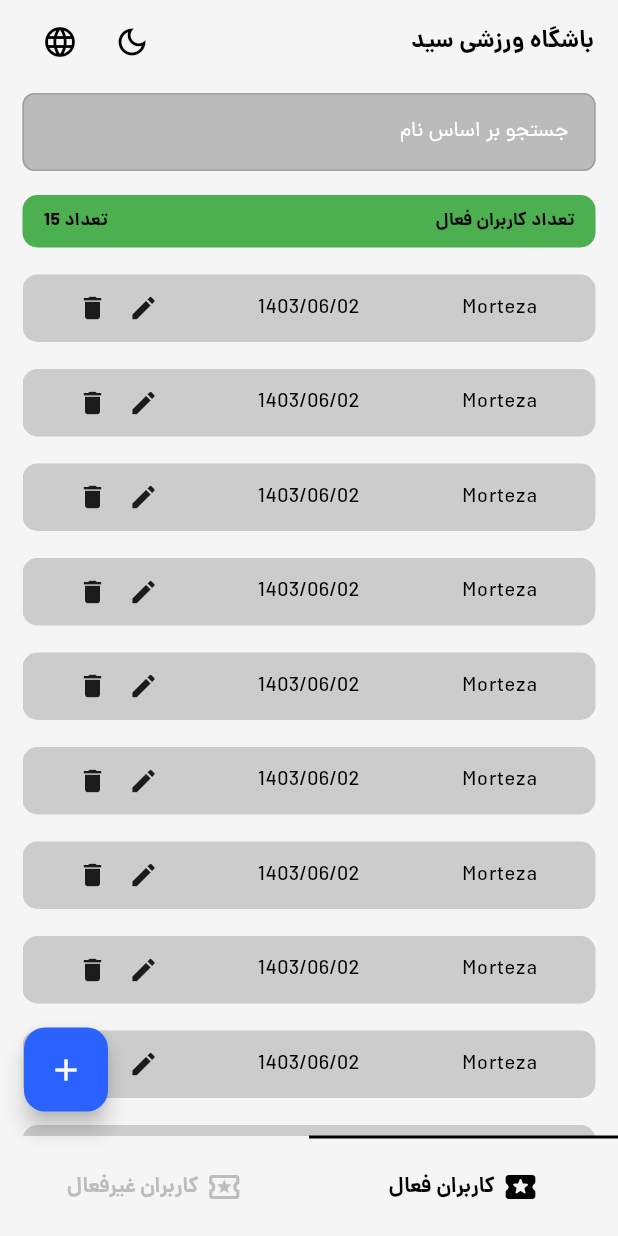
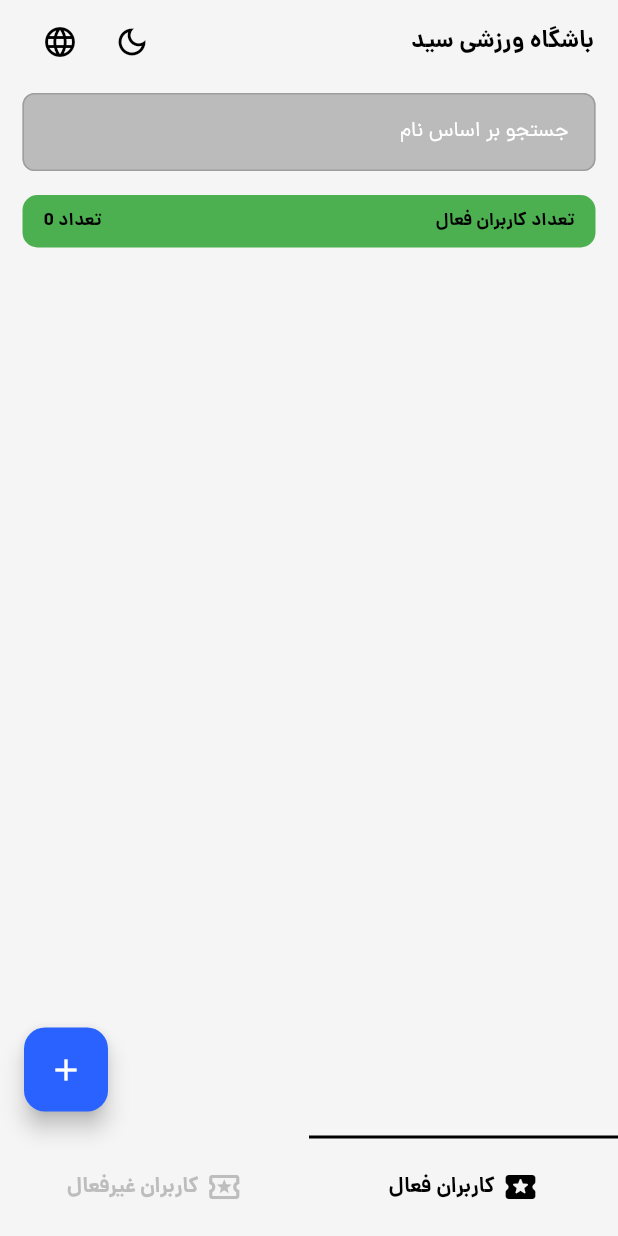
Before and after one commit to ise-yed/GymManage, a Flutter app: the screen it shows after launch, on a phone screen of 412 x 824 dp. Run offline on Flutter 3.47's test engine with Material 3 defaults, Android fonts, the phone set to English and light mode, and no system bars; our stand-ins replace easy_localization, hive, hive_flutter, shared_preferences; missing offline and left inert: persian_datetime_picker; accounts and stored records are empty.

Commit message:
complete search and userState Data

```diff
--- a/assets/translations/en-US.json
+++ b/assets/translations/en-US.json
@@ -19,6 +19,7 @@
   "expireDate": "Expire Date",
   "HalfMonth": "15 Days",
   "oneMonth": "1 Month",
-  "threeMonth": "3 Month"
+  "threeMonth": "3 Month",
+  "confirm": "Confirm"
 
 }
--- a/assets/translations/fa-IR.json
+++ b/assets/translations/fa-IR.json
@@ -18,6 +18,7 @@
   "expireDate": "تاریخ انقضا",
   "HalfMonth": "15 روز",
   "oneMonth": "1 ماه",
-  "threeMonth": "3 ماه"
+  "threeMonth": "3 ماه",
+  "confirm": "تایید"
 
 }
--- a/lib/components/strings.dart
+++ b/lib/components/strings.dart
@@ -19,5 +19,6 @@ class AppStrings {
   static const String HalfMonth = "HalfMonth";
   static const String oneMonth = "oneMonth";
   static const String threeMonth = "threeMonth";
+  static const String confirm = "confirm";
 
 }
--- a/lib/main.dart
+++ b/lib/main.dart
@@ -21,7 +21,7 @@ void main() async {
   runApp(
     EasyLocalization(
       supportedLocales: [const Locale('en', 'US'), const Locale('fa', 'IR')],
-      path: 'assets/translations', // مسیر فایل‌های ترجمه
+      path: 'assets/translations',
       startLocale: const Locale('fa', 'IR'),
       saveLocale: true,
       child: const MyApp(),
--- a/lib/screens/home/home.dart
+++ b/lib/screens/home/home.dart
@@ -3,11 +3,44 @@ import 'package:flutter/material.dart';
 import 'package:flutter/widgets.dart';
 import 'package:gym_managment/components/strings.dart';
 import 'package:gym_managment/data/models/user.dart';
+import 'package:gym_managment/main.dart';
 import 'package:gym_managment/screens/ChangeUser/ChangeUser.dart';
+import 'package:hive/hive.dart';
+import 'package:hive_flutter/hive_flutter.dart';
+import 'package:persian_datetime_picker/persian_datetime_picker.dart';
 
-class HomeScreen extends StatelessWidget {
+class HomeScreen extends StatefulWidget {
   HomeScreen({super.key, required this.userState});
   int userState;
+
+  @override
+  State<HomeScreen> createState() => _HomeScreenState();
+}
+
+class _HomeScreenState extends State<HomeScreen> {
+  ValueNotifier<String> SearchValue = ValueNotifier('');
+
+  TextEditingController SearchController = TextEditingController();
+
+  var box = Hive.box<UserModel>(boxValue);
+
+  List<UserModel> dataChanger() {
+    DateTime now = Jalali.now().toDateTime();
+    return box.values.where((element) {
+      DateTime convertedDate = Jalali(
+              int.parse(element.expireDate!.split("/")[0]),
+              int.parse(element.expireDate!.split("/")[1]),
+              int.parse(element.expireDate!.split("/")[2]))
+          .toDateTime();
+
+      if (widget.userState == 0) {
+        return convertedDate.isAfter(now);
+      } else {
+        return !convertedDate.isAfter(now);
+      }
+    }).toList();
+  }
+
   @override
   Widget build(BuildContext context) {
     var textTheme = Theme.of(context).textTheme;
@@ -20,7 +53,12 @@ class HomeScreen extends StatelessWidget {
               const SizedBox(
                 height: 6,
               ),
+              // ! Search Section
               TextField(
+                onChanged: (value) {
+                  SearchValue.value = value;
+                },
+                controller: SearchController,
                 decoration: InputDecoration(
                     contentPadding: const EdgeInsets.all(14),
                     filled: true,
@@ -30,7 +68,7 @@ class HomeScreen extends StatelessWidget {
                         fontSize: 14,
                         fontWeight: FontWeight.w400,
                         color: Colors.white),
-                    fillColor: Color.fromARGB(170, 158, 158, 158),
+                    fillColor: const Color.fromARGB(170, 158, 158, 158),
                     border: OutlineInputBorder(
                         borderSide: BorderSide.none,
                         borderRadius: BorderRadius.circular(14))),
@@ -38,80 +76,76 @@ class HomeScreen extends StatelessWidget {
               const SizedBox(
                 height: 16,
               ),
-              userState == 0
-                  ? Container(
-                      padding: EdgeInsets.symmetric(horizontal: 14),
+              Container(
+                      padding: const EdgeInsets.symmetric(horizontal: 14),
                       height: 35,
                       decoration: BoxDecoration(
                         borderRadius: BorderRadius.circular(10),
-                        color: Colors.green,
+                        color:widget.userState==0?Colors.green:Colors.red,
                       ),
                       child: Row(
                         mainAxisAlignment: MainAxisAlignment.spaceBetween,
                         children: [
                           Text(
-                            AppStrings.activeUserCount.tr(),
+                        widget.userState==0?    AppStrings.activeUserCount.tr():  AppStrings.notactiveUserCount.tr(),
                             style: textTheme.bodyMedium!.copyWith(
                                 fontWeight: FontWeight.w700, fontSize: 12),
                           ),
                           Text(
                             AppStrings.count
-                                .tr(namedArgs: {AppStrings.count: "15"}),
-                            style: textTheme.bodyMedium!.copyWith(
-                                fontWeight: FontWeight.w700, fontSize: 12),
-                          ),
-                        ],
-                      ),
-                    )
-                  : Container(
-                      padding: EdgeInsets.symmetric(horizontal: 14),
-                      height: 35,
-                      decoration: BoxDecoration(
-                        borderRadius: BorderRadius.circular(10),
-                        color: Colors.red,
-                      ),
-                      child: Row(
-                        mainAxisAlignment: MainAxisAlignment.spaceBetween,
-                        children: [
-                          Text(
-                            AppStrings.notactiveUserCount.tr(),
-                            style: textTheme.bodyMedium!.copyWith(
-                                fontWeight: FontWeight.w700, fontSize: 12),
-                          ),
-                          Text(
-                            AppStrings.count
-                                .tr(namedArgs: {AppStrings.count: "15"}),
+                                .tr(namedArgs: {AppStrings.count: dataChanger().length.toString()}),
                             style: textTheme.bodyMedium!.copyWith(
                                 fontWeight: FontWeight.w700, fontSize: 12),
                           ),
                         ],
                       ),
                     ),
+
+              // !LIST VIEW
               Expanded(
-                  child: ListView.builder(
-                itemCount: 10,
-                physics: BouncingScrollPhysics(),
+                  // ! First lisinable for search
+                  child: ValueListenableBuilder(
+                valueListenable: SearchValue,
+                builder: (context, value, child) {
+                  // ! lisinable for box
+                  return ValueListenableBuilder(
+                    valueListenable: box.listenable(),
+                    builder: (context, value, child) {
+                      // ! result of search Data
+                      var listData = dataChanger();
+                      if (SearchValue.value.isNotEmpty) {
+                        listData = dataChanger()
+                            .where((element) =>
+                                element.name!.contains(SearchValue.value))
+                            .toList();
+                      }
+
+                      print(listData.toString());
+                      return ListView.builder(
+                        itemCount: listData.length,
+                        physics: const BouncingScrollPhysics(),
                         itemBuilder: (context, index) {
+                          var user = listData[index];
                           return Container(
                             height: 45,
-                    margin: EdgeInsets.only(top: 18),
+                            margin: const EdgeInsets.only(top: 18),
                             decoration: BoxDecoration(
                               borderRadius: BorderRadius.circular(10),
-                      color: Color.fromARGB(120, 158, 158, 158),
+                              color: const Color.fromARGB(120, 158, 158, 158),
                             ),
                             child: Row(
                               children: [
                                 Expanded(
                                     child: Text(
                                   textAlign: TextAlign.center,
-                          "Morteza",
+                                  user.name!,
                                   style: textTheme.bodyMedium!
                                       .copyWith(fontWeight: FontWeight.w400),
                                 )),
                                 Expanded(
                                     child: Text(
                                   textAlign: TextAlign.center,
-                          "1403/06/02",
+                                  user.expireDate!,
                                   style: textTheme.bodyMedium!
                                       .copyWith(fontWeight: FontWeight.w400),
                                 )),
@@ -125,20 +159,21 @@ class HomeScreen extends StatelessWidget {
                                       onTap: () {
                                         // عمل مورد نظر
                                       },
-                              child: Icon(
+                                      child: const Icon(
                                         Icons.edit,
                                         size: 20,
                                       ),
                                     ),
-                            SizedBox(
+                                    const SizedBox(
                                       width: 14,
                                     ),
                                     GestureDetector(
                                       behavior: HitTestBehavior.opaque,
-                              onTap: () {
-                                // عمل مورد نظر
+                                      onTap: () async {
+                                        await user.delete();
+                                        print("object");
                                       },
-                              child: Icon(
+                                      child: const Icon(
                                         Icons.delete,
                                         size: 20,
                                       ),
@@ -149,10 +184,14 @@ class HomeScreen extends StatelessWidget {
                             ),
                           );
                         },
+                      );
+                    },
+                  );
+                },
               ))
             ],
           )),
-      floatingActionButton: userState == 0
+      floatingActionButton: widget.userState == 0
           ? FloatingActionButton(
               tooltip: AppStrings.floatingActionButtonToolTip.tr(),
               shape: const RoundedRectangleBorder(
@@ -162,7 +201,9 @@ class HomeScreen extends StatelessWidget {
               onPressed: () {
                 Navigator.of(context).push(MaterialPageRoute(
                   builder: (context) {
-                    return  ChangeUserScreen(userData: UserModel(),);
+                    return ChangeUserScreen(
+                      userData: UserModel(),
+                    );
                   },
                 ));
               },
--- a/pubspec.yaml
+++ b/pubspec.yaml
@@ -39,6 +39,7 @@ dependencies:
   cupertino_icons: ^1.0.6
   shared_preferences: ^2.2.3
   easy_localization: ^3.0.7
+  persian_datetime_picker: ^2.7.0
 
 dev_dependencies:
   flutter_test:
```
Also changed, not shown: lib/screens/ChangeUser/ChangeUser.dart (+55 -11 lines), pubspec.lock. Lines whose indentation alone changed are shown as unchanged.
